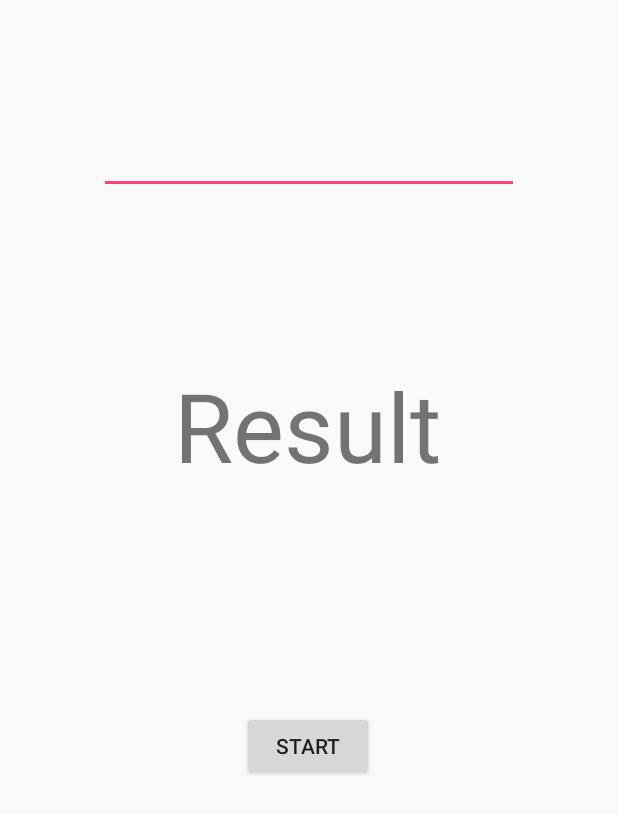
After one commit to iscomX/Android_proj, an Android app: the RandomGame screen opened directly, with no data from a screen before it, on a phone screen of 412 x 824 dp. The commit adds this screen. Shown: the top 814 px of the screen. Run offline under Robolectric (Android 15) with nearby library versions, the phone set to English and light mode, and no system bars.

Commit message:
03-End P2 Random Game

```diff
--- a/app/src/main/AndroidManifest.xml
+++ b/app/src/main/AndroidManifest.xml
@@ -14,10 +14,12 @@
             android:label="@string/activity_principal">
             <intent-filter>
                 <action android:name="android.intent.action.MAIN" />
+
                 <category android:name="android.intent.category.LAUNCHER" />
             </intent-filter>
         </activity>
-        <activity android:name="is.com.Currency_Converter"></activity>
+        <activity android:name="is.com.Currency_Converter" />
+        <activity android:name="is.com.RandomGame"></activity>
     </application>
 
 </manifest>
--- a/app/src/main/java/is/com/MainActivity.java
+++ b/app/src/main/java/is/com/MainActivity.java
@@ -71,7 +71,9 @@ public class MainActivity extends AppCompatActivity {
             startActivity(myIntent);
 
         } else if (id == R.id.menu_2) {
-            Toast.makeText(getApplicationContext(), "item1 is selected", Toast.LENGTH_SHORT).show();
+            Intent myIntent = new Intent(this, RandomGame.class);
+            startActivity(myIntent);
+
         } else if (id == R.id.menu_3) {
             Toast.makeText(getApplicationContext(), "item1 is selected", Toast.LENGTH_SHORT).show();
         } else if (id == R.id.menu_4) {
--- /dev/null
+++ b/app/src/main/java/is/com/RandomGame.java
@@ -0,0 +1,51 @@
+package is.com;
+
+import android.os.Bundle;
+import android.support.v7.app.AppCompatActivity;
+import android.util.Log;
+import android.view.View;
+import android.widget.EditText;
+import android.widget.TextView;
+import android.widget.Toast;
+
+import com.example.iscom.sharedprefs.R;
+
+import java.util.Random;
+
+public class RandomGame extends AppCompatActivity {
+
+    Integer randInt;
+
+    @Override
+    protected void onCreate(Bundle savedInstanceState) {
+        super.onCreate(savedInstanceState);
+        setContentView(R.layout.activity_random_game);
+        randInt = new Random().nextInt(100) + 1;
+    }
+
+    public void generate(View view) {
+        Log.i("info", "" + randInt);
+        EditText editText = (EditText) findViewById(R.id.editText_RG);
+        TextView textView = (TextView) findViewById(R.id.textView_RG);
+        Integer numEdit = Integer.parseInt(editText.getText().toString());
+
+        if (randInt == numEdit) {
+            randInt = new Random().nextInt(100) + 1;
+            toastMessage("Good");
+            textView.setText("Good");
+        } else if (randInt > numEdit) {
+            toastMessage("Great than");
+            textView.setText("Great than");
+        } else {
+            toastMessage("Less than");
+            textView.setText("Less than");
+        }
+
+
+    }
+
+    public void toastMessage(String string) {
+        Toast.makeText(this, "" + string, Toast.LENGTH_LONG).show();
+    }
+
+}
--- /dev/null
+++ b/app/src/main/res/layout/activity_random_game.xml
@@ -0,0 +1,47 @@
+<?xml version="1.0" encoding="utf-8"?>
+<android.support.constraint.ConstraintLayout xmlns:android="http://schemas.android.com/apk/res/android"
+    xmlns:app="http://schemas.android.com/apk/res-auto"
+    xmlns:tools="http://schemas.android.com/tools"
+    android:layout_width="match_parent"
+    android:layout_height="match_parent"
+    tools:context="is.com.RandomGame">
+
+    <Button
+        android:id="@+id/button_RG"
+        android:layout_width="wrap_content"
+        android:layout_height="46dp"
+        android:layout_marginBottom="304dp"
+        android:onClick="generate"
+        android:text="@string/Start"
+        app:layout_constraintBottom_toBottomOf="parent"
+        app:layout_constraintHorizontal_bias="0.498"
+        app:layout_constraintLeft_toLeftOf="parent"
+        app:layout_constraintRight_toRightOf="parent" />
+
+    <EditText
+        android:id="@+id/editText_RG"
+        android:layout_width="wrap_content"
+        android:layout_height="wrap_content"
+        android:layout_marginTop="76dp"
+        android:ems="10"
+        android:inputType="textPersonName"
+        android:textSize="24sp"
+        app:layout_constraintLeft_toLeftOf="parent"
+        app:layout_constraintRight_toRightOf="parent"
+        app:layout_constraintTop_toTopOf="parent" />
+
+    <TextView
+        android:id="@+id/textView_RG"
+        android:layout_width="wrap_content"
+        android:layout_height="wrap_content"
+        android:layout_marginBottom="8dp"
+        android:layout_marginTop="8dp"
+        android:text="@string/Result"
+        android:textSize="@android:dimen/notification_large_icon_width"
+        app:layout_constraintBottom_toTopOf="@+id/button_RG"
+        app:layout_constraintHorizontal_bias="0.497"
+        app:layout_constraintLeft_toLeftOf="parent"
+        app:layout_constraintRight_toRightOf="parent"
+        app:layout_constraintTop_toBottomOf="@+id/editText_RG"
+        app:layout_constraintVertical_bias="0.426" />
+</android.support.constraint.ConstraintLayout>
--- a/app/src/main/res/menu/navigation_menu.xml
+++ b/app/src/main/res/menu/navigation_menu.xml
@@ -8,12 +8,12 @@
         <item
             android:id="@+id/menu_1"
             android:icon="@drawable/inbox"
-            android:title="currency converter" />
+            android:title="@string/Currency_Convert" />
 
         <item
             android:id="@+id/menu_2"
             android:icon="@drawable/starred"
-            android:title="starred" />
+            android:title="@string/Random_Game" />
 
         <item
             android:id="@+id/menu_3"
--- a/app/src/main/res/values/strings.xml
+++ b/app/src/main/res/values/strings.xml
@@ -35,4 +35,8 @@
     <string name="EnterNumber">Enter Number</string>
     <string name="Converte">Convert</string>
     <string name="Converted_Currency">Converted Currency</string>
+    <string name="Currency_Convert">Currency Convert</string>
+    <string name="Random_Game">Random Game</string>
+    <string name="Start">Start</string>
+    <string name="Result">Result</string>
 </resources>
```
